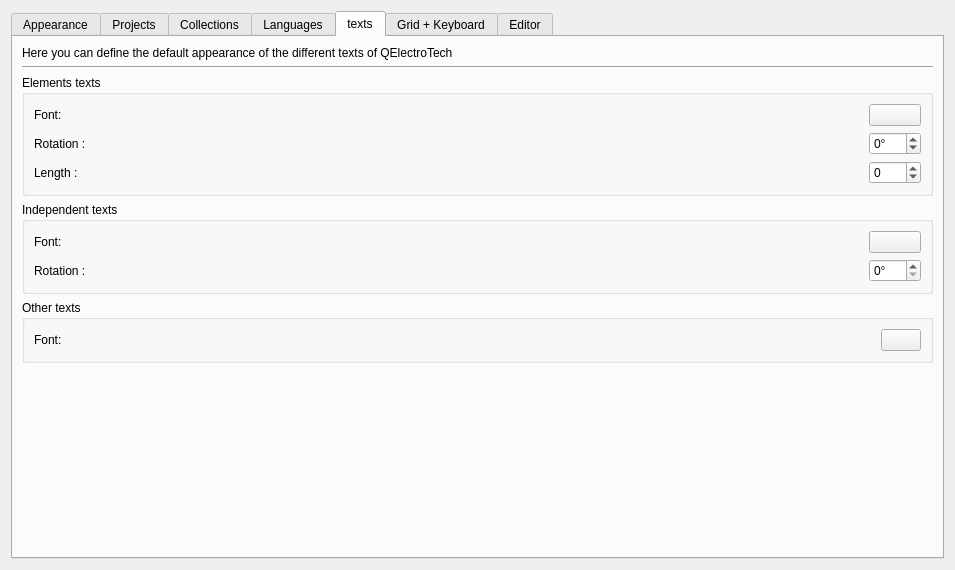
qelectrotech/qelectrotech-source-mirror, file sources/ui/configpage/generalconfigurationpage.ui: the form before one commit.
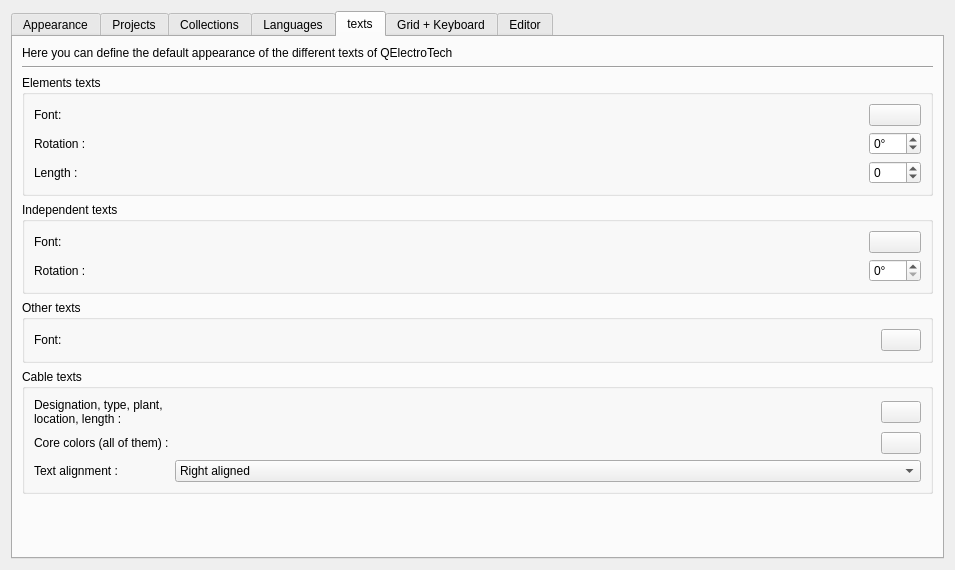
The form after the commit. The open tabs and pages were chosen to show the change. Custom widgets are drawn as their Qt base class.

Commit message:
Reapply "Add cable management: drawing, cores, numbering, cross-references and cable list"
This reverts commit 2bb3343d2d2d4c9517b757b96fc1c6a90c34b458.

```diff
--- a/sources/ui/configpage/generalconfigurationpage.ui
+++ b/sources/ui/configpage/generalconfigurationpage.ui
@@ -864,6 +864,113 @@
          </layout>
         </widget>
        </item>
+       <item>
+        <widget class="QGroupBox" name="groupBox_cable_textes">
+         <property name="title">
+          <string>Cable texts</string>
+         </property>
+         <layout class="QGridLayout" name="gridLayout_cable_textes">
+          <item row="0" column="0">
+           <widget class="QLabel" name="label_cable_textes">
+            <property name="text">
+             <string>Designation, type, plant, location, length :</string>
+            </property>
+            <property name="wordWrap">
+             <bool>true</bool>
+            </property>
+           </widget>
+          </item>
+          <item row="0" column="1">
+           <spacer name="horizontalSpacer_cable_textes">
+            <property name="orientation">
+             <enum>Qt::Horizontal</enum>
+            </property>
+            <property name="sizeHint" stdset="0">
+             <size>
+              <width>40</width>
+              <height>20</height>
+             </size>
+            </property>
+           </spacer>
+          </item>
+          <item row="0" column="2">
+           <widget class="QPushButton" name="m_cable_text_font_pb">
+            <property name="toolTip">
+             <string>Font of the texts written along the cable line; a cable which has its own keeps it.</string>
+            </property>
+            <property name="text">
+             <string/>
+            </property>
+           </widget>
+          </item>
+          <item row="1" column="0">
+           <widget class="QLabel" name="label_cable_core_textes">
+            <property name="text">
+             <string>Core colors (all of them) :</string>
+            </property>
+            <property name="wordWrap">
+             <bool>true</bool>
+            </property>
+           </widget>
+          </item>
+          <item row="1" column="1">
+           <spacer name="horizontalSpacer_cable_core_textes">
+            <property name="orientation">
+             <enum>Qt::Horizontal</enum>
+            </property>
+            <property name="sizeHint" stdset="0">
+             <size>
+              <width>40</width>
+              <height>20</height>
+             </size>
+            </property>
+           </spacer>
+          </item>
+          <item row="1" column="2">
+           <widget class="QPushButton" name="m_cable_core_font_pb">
+            <property name="toolTip">
+             <string>Font of the core colors written along the line; a cable which has its own keeps it.</string>
+            </property>
+            <property name="text">
+             <string/>
+            </property>
+           </widget>
+          </item>
+          <item row="2" column="0">
+           <widget class="QLabel" name="label_cable_align">
+            <property name="text">
+             <string>Text alignment :</string>
+            </property>
+            <property name="wordWrap">
+             <bool>true</bool>
+            </property>
+           </widget>
+          </item>
+          <item row="2" column="1" colspan="2">
+           <widget class="QComboBox" name="m_cable_align_cb">
+            <property name="toolTip">
+             <string>Where the texts of a cable stop relative to the start of its line; a cable which has its own keeps it.</string>
+            </property>
+            <item>
+             <property name="text">
+              <string>Right aligned</string>
+             </property>
+            </item>
+            <item>
+             <property name="text">
+              <string>Centred</string>
+             </property>
+            </item>
+            <item>
+             <property name="text">
+              <string>Left aligned</string>
+             </property>
+            </item>
+           </widget>
+          </item>
+         </layout>
+        </widget>
+       </item>
        <item>
         <spacer name="verticalSpacer_4">
          <property name="orientation">
```
Left out of the diff: 41 changed lines with no effect on the pictures. The commit also changes 112 other files.
